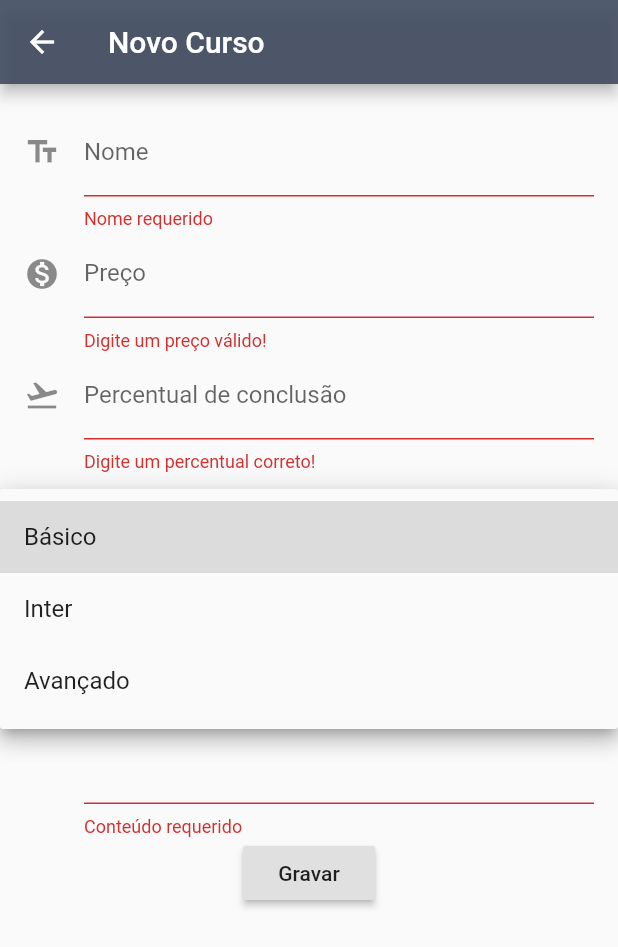
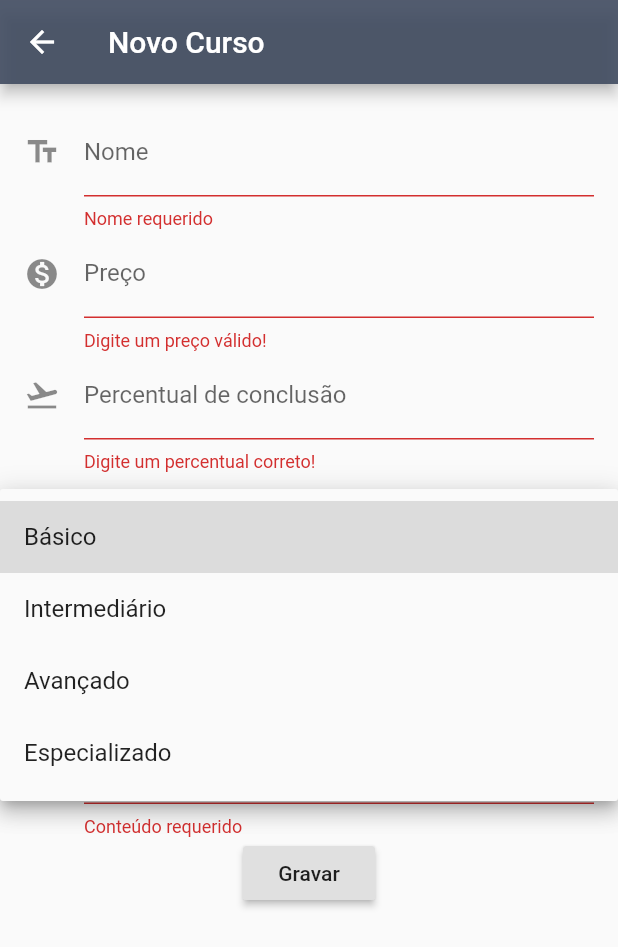
Before and after one commit to Jhow-R/lista-cursos-app, a Flutter app: the CursosNovoScreen screen opened by its route, after a tap on "Gravar", after a tap on "Selecione o nível", on a phone screen of 412 x 824 dp. Shown: the top 947 px of the screen. Run offline on Flutter 3.47's test engine with Material 2 defaults, Android fonts, the phone set to English and light mode, and no system bars; Roboto replaces fonts that are missing (Arial).

```diff
--- a/lib/main.dart
+++ b/lib/main.dart
@@ -1,5 +1,6 @@
 import 'package:flutter/material.dart';
 import 'package:lista_cursos/screens/cursos_detalhes_screen.dart';
+import 'package:lista_cursos/screens/cursos_editar.dart';
 import 'package:lista_cursos/screens/cursos_novo_screen.dart';
 import 'package:lista_cursos/screens/cursos_screen.dart';
 
@@ -16,6 +17,7 @@ class MyApp extends StatelessWidget {
         "/": (context) => CursosScreen(),
         "/cursos_detalhes": (context) => CursosDetalhesScreen(),
         '/cursos_novo': (context) => CursosNovoScreen(),
+        '/cursos_editar': (context) => CursosEditarScreen(),
       },
       title: 'Cursos App',
       theme: ThemeData(
--- a/lib/screens/cursos_novo_screen.dart
+++ b/lib/screens/cursos_novo_screen.dart
@@ -1,4 +1,5 @@
 import 'package:flutter/material.dart';
+import 'package:lista_cursos/repository/curso_repository.dart';
 
 import '../models/curso_model.dart';
 
@@ -9,6 +10,8 @@ class CursosNovoScreen extends StatefulWidget {
 
 class _CursosNovoScreenState extends State<CursosNovoScreen> {
   CursoModel cursoModel = new CursoModel();
+
+  // Usa-se para fazer o SnackBar
   GlobalKey<ScaffoldState> scaffoldKey = new GlobalKey<ScaffoldState>();
 
   // Manipula-se o formulário através dessa chave
@@ -29,6 +32,7 @@ class _CursosNovoScreenState extends State<CursosNovoScreen> {
             key: formKey,
             child: Column(
               children: <Widget>[
+
                 // NOME
                 TextFormField(
                   decoration: new InputDecoration(
@@ -39,7 +43,7 @@ class _CursosNovoScreenState extends State<CursosNovoScreen> {
                   validator: (value) {
                     if (value.isEmpty) {
                       return 'Nome requerido';
-                    } else if (value.length < 3) {
+                    } else if (value.length < 1) {
                       return 'Nome inválido';
                     }
                     return null;
@@ -90,29 +94,34 @@ class _CursosNovoScreenState extends State<CursosNovoScreen> {
                 ),
 
                 // NÍVEL
-                DropdownButtonFormField(
-                  items: ["Básico", "Inter", "Avançado"]
-                      .map(
-                        (e) => DropdownMenuItem(
-                          child: Text(e),
-                          value: e,
-                        ),
-                      )
-                      .toList(),
+                DropdownButtonFormField<String>(
+                  value: cursoModel.nivel,
+                  items:
+                      ["Básico", "Intermediário", "Avançado", "Especializado"]
+                          .map((label) => DropdownMenuItem(
+                                child: Text(label),
+                                value: label,
+                              ))
+                          .toList(),
                   decoration: new InputDecoration(
+                    alignLabelWithHint: true,
                     icon: const Icon(Icons.score),
                     hintText: 'Selecione o nível',
                     labelText: 'Nível',
                   ),
                   validator: (value) {
-                    if (value == null) {
-                      return 'Selecione o nível';
+                    if ((value == null)) {
+                      return 'Selecione o nível do curso!';
                     }
-
                     return null;
                   },
+                  onSaved: (value) {
+                    cursoModel.nivel = value;
+                  },
                   onChanged: (value) {
-                    cursoModel.nivel = value;
+                    setState(() {
+                      cursoModel.nivel = value;
+                    });
                   },
                 ),
 
@@ -147,6 +156,7 @@ class _CursosNovoScreenState extends State<CursosNovoScreen> {
                       formKey.currentState.save();
 
                       //Salvar o model no Repository
+                      //new CursoRepository().Insert(cursoModel);
 
                       // Fechar a tela devolvendo a mensagem de sucesso
                       Navigator.pop(context, "Curso inserido com sucesso!");
```
Also changed, not shown: lib/screens/cursos_detalhes_screen.dart (+26 -7 lines), lib/screens/cursos_editar.dart (added, +66 -0 lines), lib/screens/cursos_screen.dart (+23 -1 lines), 1 other file.
